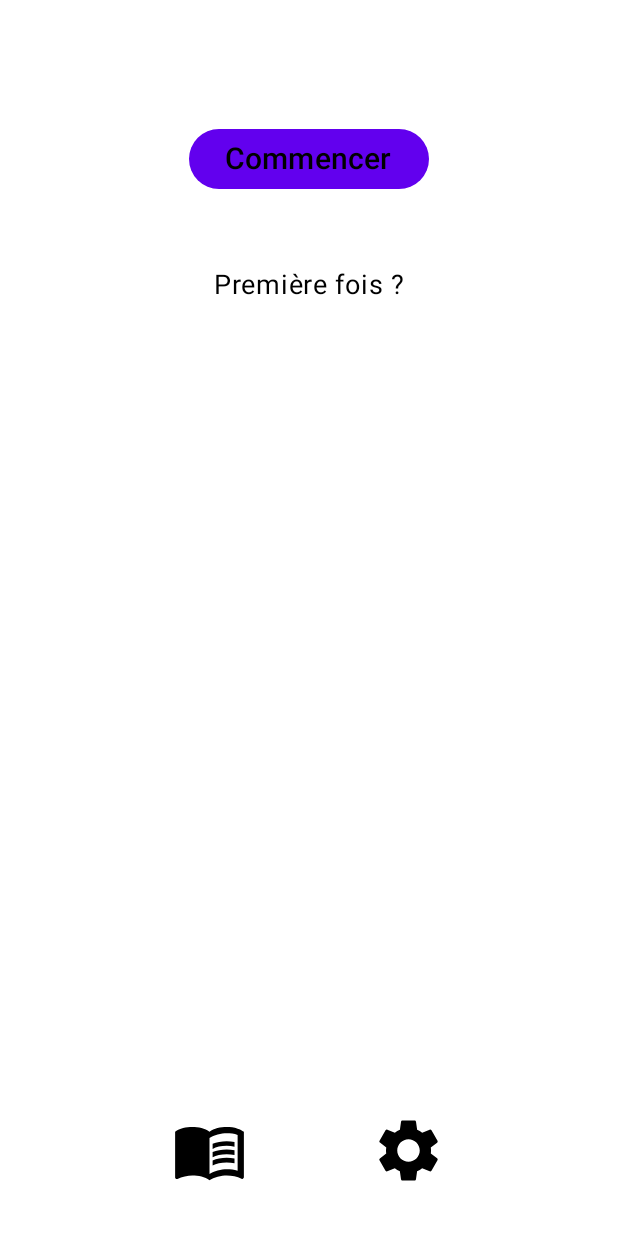
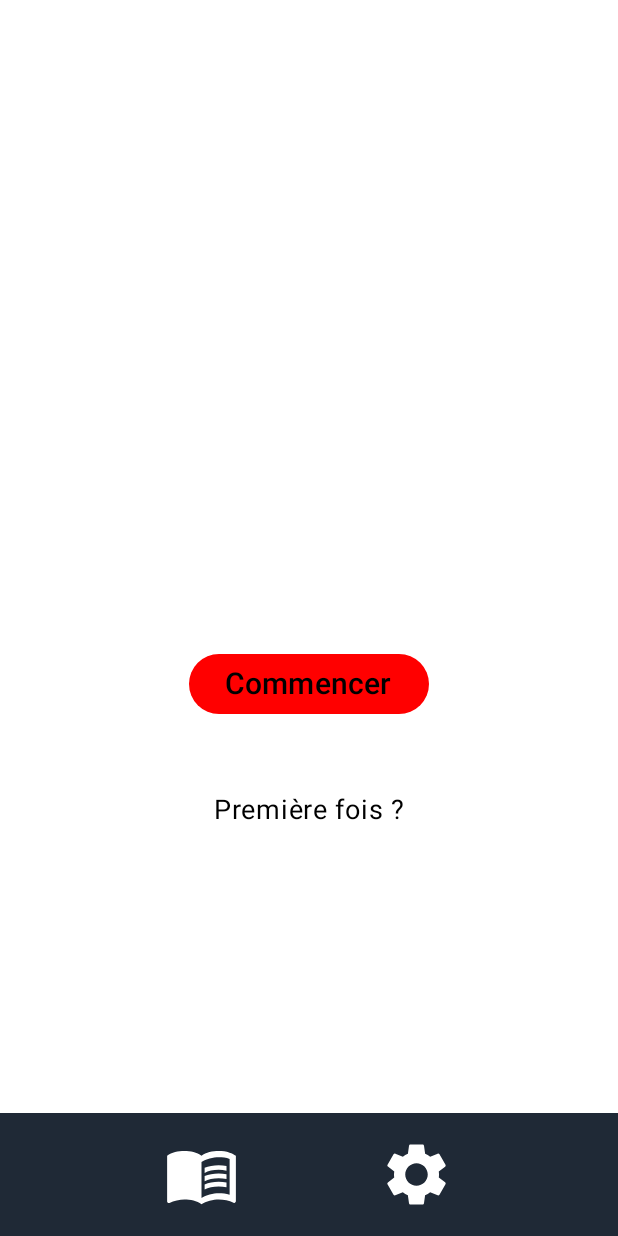
Before and after one commit to ChakSem/8INF865H2025-Projet-ACS_SA, an Android app built with Jetpack Compose: the TutorialSwipeableScreen screen opened through its navigation route, after a tap on "Fermer", on a phone screen of 412 x 824 dp. Run offline under Robolectric (Android 15) with nearby library versions, the phone set to English and light mode, and no system bars; our stand-ins replace Firebase (no records; nobody signed in at launch, a user with empty details on screens opened directly).

Commit message:
Ajout du theme dans les pages (il faut modifier la page de config

```diff
--- a/app/src/main/java/com/example/redcard/MainActivity.kt
+++ b/app/src/main/java/com/example/redcard/MainActivity.kt
@@ -71,7 +71,7 @@ fun AppNavigation(themeViewModel: ThemeViewModel) {
     NavHost(navController = navController, startDestination = "home") {
         composable("home") { HomeScreen(navController) }
         composable("startingPage") { StartingPage(navController, themeViewModel) }
-        composable("gameConfiguration") { ConfigurationScreen(navController, context) }
+        composable("gameConfiguration") { ConfigurationScreen(navController, context, themeViewModel) }
         composable("generalSettings") {
             GeneralSettingScreen(navController, dataStoreManager, themeViewModel)
         }
@@ -82,7 +82,7 @@ fun AppNavigation(themeViewModel: ThemeViewModel) {
         composable("PlayerSetupScreen") {
             PlayerSetupScreen(navController, dataStoreManager)
         }
-        composable("TutorialSwipeableScreen") { TutorialSwipeableScreen(navController) }
+        composable("TutorialSwipeableScreen") { TutorialSwipeableScreen(navController, themeViewModel) }
         composable("PlayerWordDiscoverScreen") {
             PlayerWordDiscoverScreen(navController, dataStoreManager)
         }
--- a/app/src/main/java/com/example/redcard/ui/HomeScreen.kt
+++ b/app/src/main/java/com/example/redcard/ui/HomeScreen.kt
@@ -115,7 +115,7 @@ fun HomeScreen(
                 exit = fadeOut(animationSpec = tween(700))  // Disparition douce
             ) {
                 Text(
-                    text = "COMMENCER",
+                    text = "APPUYEZ",
                     fontSize = 30.sp, // Texte plus gros
                     fontWeight = FontWeight.Bold,
                     color = Color.White, // Texte en blanc
--- a/app/src/main/java/com/example/redcard/ui/StartingScreen.kt
+++ b/app/src/main/java/com/example/redcard/ui/StartingScreen.kt
@@ -26,13 +26,16 @@ import androidx.compose.ui.graphics.drawscope.Stroke
 import androidx.compose.ui.layout.onGloballyPositioned
 import androidx.compose.ui.layout.positionInRoot
 import com.example.redcard.ui.theme.AppTheme
+import com.example.redcard.ui.theme.RedCardTheme
 import com.example.redcard.ui.theme.ThemeViewModel
+import androidx.compose.material3.MaterialTheme
+import androidx.compose.ui.graphics.Color
+
 
 @Composable
 fun StartingPage(navController: NavController, themeViewModel: ThemeViewModel) {
     // Observer le thème actuel
     val currentTheme by themeViewModel.theme.collectAsState()
-    val iconColor = LocalContentColor.current
 
     // Déterminer si le thème est sombre ou clair
     val darkTheme = when (currentTheme) {
@@ -41,9 +44,11 @@ fun StartingPage(navController: NavController, themeViewModel: ThemeViewModel) {
         AppTheme.SYSTEME -> isSystemInDarkTheme() // Utiliser le thème système par défaut
     }
 
-    // Appliquer le thème ici
-    val backgroundColor = if (darkTheme) Color.Black else Color.White
-    val textColor = if (darkTheme) Color.White else Color.Black
+    // Appliquer le thème global ici
+    RedCardTheme(darkTheme = darkTheme) {
+        val backgroundColor = MaterialTheme.colorScheme.background
+        val textColor = MaterialTheme.colorScheme.onBackground
+        val iconColor = if (darkTheme) Color.White else Color.Black // Icônes blanches si thème clair, sinon couleur par défaut
 
         var textPosition by remember { mutableStateOf(Offset.Zero) }
         var iconPosition by remember { mutableStateOf(Offset.Zero) }
@@ -75,7 +80,7 @@ fun StartingPage(navController: NavController, themeViewModel: ThemeViewModel) {
                     .padding(16.dp),
                 horizontalAlignment = Alignment.CenterHorizontally
             ) {
-            Spacer(modifier = Modifier.height(50.dp))
+                Spacer(modifier = Modifier.height(400.dp))
 
                 Button(
                     onClick = {
@@ -103,18 +108,22 @@ fun StartingPage(navController: NavController, themeViewModel: ThemeViewModel) {
                         }
                 )
 
-            Spacer(modifier = Modifier.weight(1f))
+                Spacer(modifier = Modifier.weight(1f)) // Ce spacer permet d'espacer le contenu principal
+            }
 
+            // Barre de tâches en bas
             Row(
                 modifier = Modifier
                     .fillMaxWidth()
-                    .padding(16.dp),
+                    .background(if (darkTheme) Color(0xFF34465B) else Color(0xFF1F2936)) // Bleu-gris foncé pour les deux thèmes
+                    .padding(16.dp)
+                    .align(Alignment.BottomCenter), // Alignement en bas de l'écran
                 horizontalArrangement = Arrangement.SpaceEvenly
             ) {
                 Icon(
                     imageVector = Icons.Outlined.MenuBook,
                     contentDescription = "Home",
-                    tint = iconColor,
+                    tint = (if (darkTheme) iconColor else Color.White),
                     modifier = Modifier
                         .size(50.dp)
                         .clickable {
@@ -130,7 +139,7 @@ fun StartingPage(navController: NavController, themeViewModel: ThemeViewModel) {
                 Icon(
                     imageVector = Icons.Filled.Settings,
                     contentDescription = "Réglages",
-                    tint = iconColor,
+                    tint = (if (darkTheme) iconColor else Color.White),
                     modifier = Modifier
                         .size(50.dp)
                         .clickable {
@@ -139,7 +148,6 @@ fun StartingPage(navController: NavController, themeViewModel: ThemeViewModel) {
                             }
                         }
                 )
-            }
             }
 
             if (firstClickDone) {
@@ -179,4 +187,6 @@ fun StartingPage(navController: NavController, themeViewModel: ThemeViewModel) {
                 }
             }
         }
+
     }
+}
--- a/app/src/main/java/com/example/redcard/ui/TutorialSwipeableScreen.kt
+++ b/app/src/main/java/com/example/redcard/ui/TutorialSwipeableScreen.kt
@@ -2,6 +2,7 @@ package com.example.redcard.ui
 
 import androidx.compose.foundation.ExperimentalFoundationApi
 import androidx.compose.foundation.background
+import androidx.compose.foundation.isSystemInDarkTheme
 import androidx.compose.foundation.layout.*
 import androidx.compose.foundation.pager.HorizontalPager
 import androidx.compose.foundation.pager.rememberPagerState
@@ -16,14 +17,32 @@ import androidx.compose.ui.draw.clip
 import androidx.compose.ui.graphics.Color
 import androidx.compose.ui.unit.dp
 import androidx.navigation.NavController
+import com.example.redcard.ui.theme.AppTheme
+import com.example.redcard.ui.theme.RedCardTheme
+import com.example.redcard.ui.theme.ThemeViewModel
 
 @OptIn(ExperimentalFoundationApi::class)
 @Composable
-fun TutorialSwipeableScreen(navController: NavController) {
+fun TutorialSwipeableScreen(navController: NavController, themeViewModel: ThemeViewModel) {
     val pagerState = rememberPagerState(pageCount = { 8 }) // Nombre de pages
 
+    // Obtenez le thème actuel via ThemeViewModel
+    val currentTheme by themeViewModel.theme.collectAsState()
+
+    // Déterminez si le thème est sombre ou clair
+    val darkTheme = when (currentTheme) {
+        AppTheme.SOMBRE -> true
+        AppTheme.CLAIR -> false
+        AppTheme.SYSTEME -> isSystemInDarkTheme()
+    }
+
+    // Appliquez le thème (clair ou sombre) en utilisant RedCardTheme
+    RedCardTheme(darkTheme = darkTheme) {
+        // Toute la colonne et son contenu respectent le thème
         Column(
-        modifier = Modifier.fillMaxSize()
+            modifier = Modifier
+                .fillMaxSize()
+                .background(MaterialTheme.colorScheme.background) // Utilisation de la couleur de fond du thème
         ) {
             // Barre supérieure avec la croix pour fermer
             Box(
@@ -35,7 +54,8 @@ fun TutorialSwipeableScreen(navController: NavController) {
                 IconButton(onClick = { navController.navigate("startingPage") }) {
                     Icon(
                         imageVector = Icons.Default.Close,
-                    contentDescription = "Fermer"
+                        contentDescription = "Fermer",
+                        tint = MaterialTheme.colorScheme.onBackground // Utilisation de la couleur du thème pour l'icône
                     )
                 }
             }
@@ -54,7 +74,6 @@ fun TutorialSwipeableScreen(navController: NavController) {
                     5 -> SixthScreen()
                     6 -> SeventhScreen()
                     7 -> EighthScreen()
-
                 }
             }
 
@@ -71,8 +90,9 @@ fun TutorialSwipeableScreen(navController: NavController) {
                             .padding(4.dp)
                             .size(if (pagerState.currentPage == index) 12.dp else 8.dp)
                             .clip(CircleShape)
-                        .background(if (pagerState.currentPage == index) Color.Black else Color.Gray)
+                            .background(if (pagerState.currentPage == index) Color.Red else Color.Gray)
                     )
+                }
             }
         }
     }
```
Also changed, not shown: app/src/main/java/com/example/redcard/ui/GameConfigurationScreen.kt (+21 -5 lines), app/src/main/java/com/example/redcard/ui/theme/Theme.kt (+12 -13 lines). Lines whose indentation alone changed are shown as unchanged.
